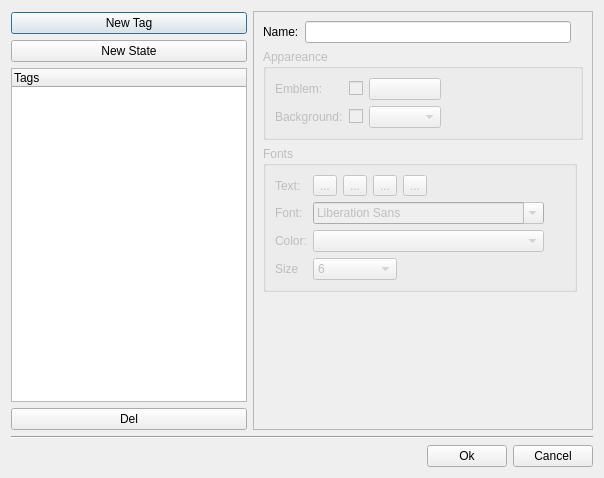
Old version of the form src/tag/tag_factory.ui in the repository leroy-anthony/weshtunotes.
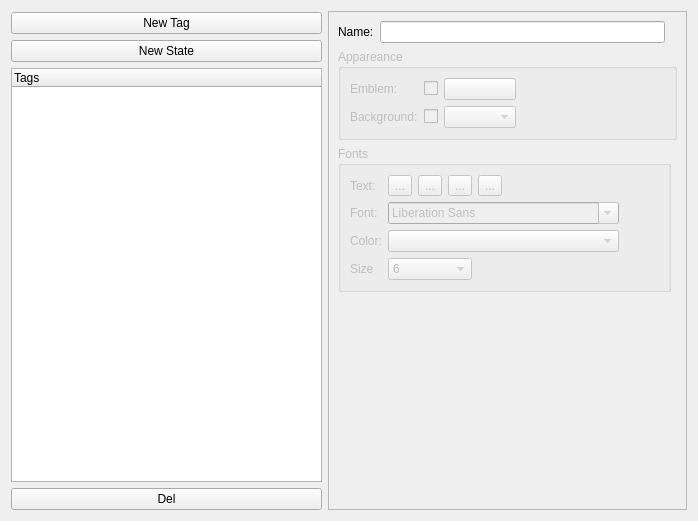
New version of the form. Custom widgets are drawn as their Qt base class.

Commit message: use KDialog instead of QDialog

Patch:
```diff
--- a/src/tag/tag_factory.ui
+++ b/src/tag/tag_factory.ui
@@ -1,22 +1,19 @@
 <?xml version="1.0" encoding="UTF-8"?>
 <ui version="4.0">
  <class>TagFactory</class>
- <widget class="QDialog" name="TagFactory">
+ <widget class="QWidget" name="TagFactory">
   <property name="geometry">
    <rect>
     <x>0</x>
     <y>0</y>
-    <width>604</width>
-    <height>478</height>
+    <width>698</width>
+    <height>521</height>
    </rect>
   </property>
   <property name="windowTitle">
    <string>Tag editor</string>
   </property>
-  <property name="sizeGripEnabled">
-   <bool>false</bool>
-  </property>
-  <layout class="QVBoxLayout" name="verticalLayout_3">
+  <layout class="QHBoxLayout" name="horizontalLayout">
    <item>
     <widget class="QFrame" name="frame_4">
      <property name="frameShape">
@@ -436,55 +433,6 @@
      </layout>
     </widget>
    </item>
-   <item>
-    <widget class="Line" name="line">
-     <property name="orientation">
-      <enum>Qt::Horizontal</enum>
-     </property>
-    </widget>
-   </item>
-   <item>
-    <widget class="QFrame" name="frame_6">
-     <property name="frameShape">
-      <enum>QFrame::NoFrame</enum>
-     </property>
-     <property name="frameShadow">
-      <enum>QFrame::Plain</enum>
-     </property>
-     <layout class="QHBoxLayout" name="horizontalLayout">
-      <property name="margin">
-       <number>0</number>
-      </property>
-      <item>
-       <spacer name="horizontalSpacer_3">
-        <property name="orientation">
-         <enum>Qt::Horizontal</enum>
-        </property>
-        <property name="sizeHint" stdset="0">
-         <size>
-          <width>40</width>
-          <height>20</height>
-         </size>
-        </property>
-       </spacer>
-      </item>
-      <item>
-       <widget class="QPushButton" name="m_okButton">
-        <property name="text">
-         <string>Ok</string>
-        </property>
-       </widget>
-      </item>
-      <item>
-       <widget class="QPushButton" name="m_quitButton">
-        <property name="text">
-         <string>Cancel</string>
-        </property>
-       </widget>
-      </item>
-     </layout>
-    </widget>
-   </item>
   </layout>
  </widget>
  <customwidgets>
```
Left out of the diff: 2 changed lines with no effect on the pictures. The commit also changes 2 other files.
